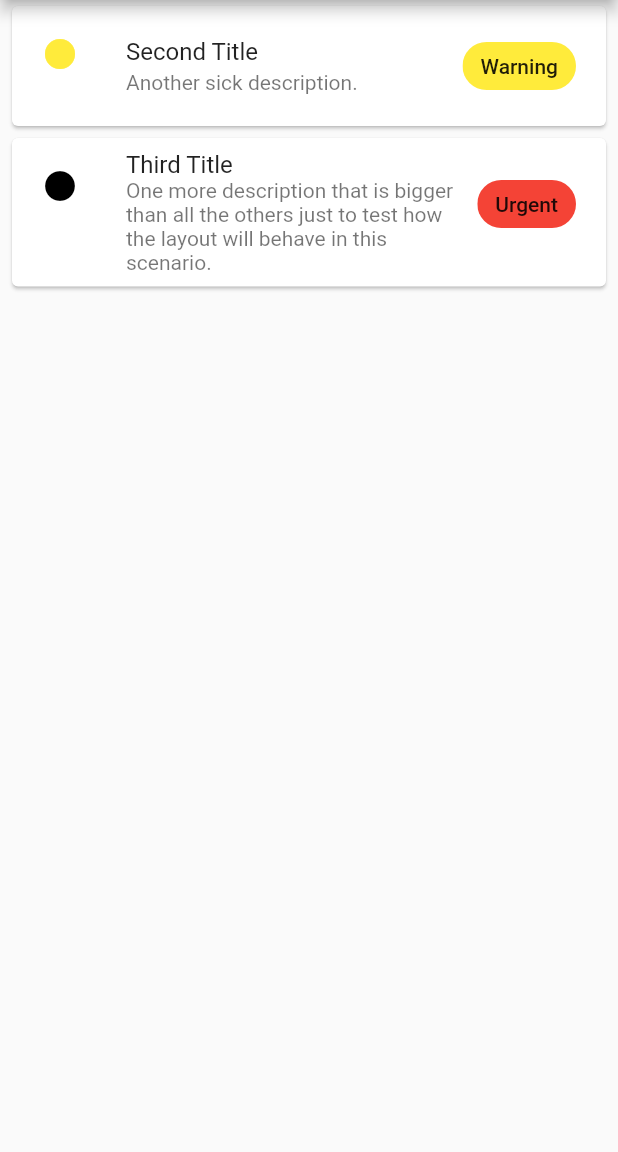
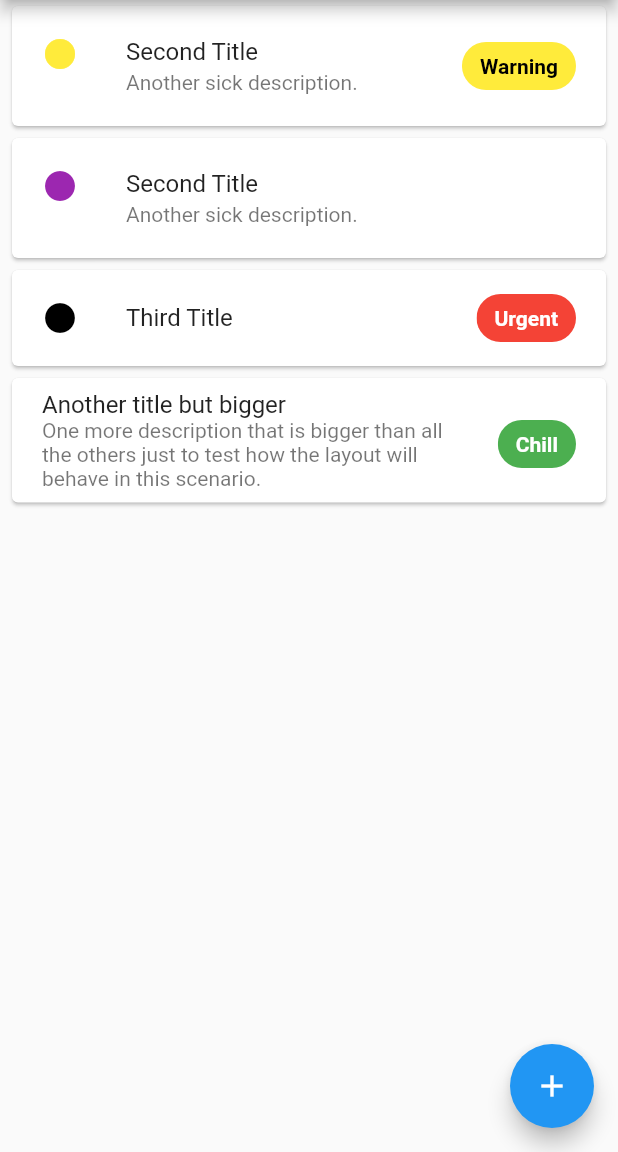
Before and after one commit to felipe-goes/todo_app, a Flutter app: the screen it shows after launch, on a phone screen of 412 x 824 dp, the part 84-1236 px from its top. Run offline on Flutter 3.47's test engine with Material 2 defaults, Android fonts, the phone set to English and light mode, and no system bars.

Commit message:
# Finished layout for ToDo List Page and created Tag class.

```diff
--- a/lib/components/card.dart
+++ b/lib/components/card.dart
@@ -1,4 +1,6 @@
 import 'package:flutter/material.dart';
+
+import 'package:todo_app/models/tags.dart';
 import 'package:todo_app/models/todo.dart';
 
 class ToDoCard extends StatelessWidget {
@@ -14,48 +16,29 @@ class ToDoCard extends StatelessWidget {
         child: Padding(
           padding: EdgeInsets.all(4),
           child: ListTile(
-            leading: Icon(
-              Icons.circle,
-              color:
-                  this.toDo.color == null ? null : chooseColor(this.toDo.color),
-            ),
-            title: Text(this.toDo.title),
-            subtitle: this.toDo.description == null
-                ? null
-                : Text(this.toDo.description!),
-            trailing: this.toDo.tag == null
-                ? null
-                : Chip(
-                    label: Text(this.toDo.tag!),
-                    backgroundColor: chooseTag(this.toDo.tag!),
-                  ),
+            leading: toDo.color != null
+                ? Icon(
+                    Icons.circle,
+                    color: toDo.chooseColor(toDo.color!),
+                  )
+                : null,
+            title: Text(toDo.title),
+            subtitle: toDo.description != null ? Text(toDo.description!) : null,
+            trailing: toDo.tag != null
+                ? Chip(
+                    label: Text(toDo.tag!),
+                    backgroundColor: toDo.chooseTag(toDo.tag!),
+                    labelStyle: TextStyle(
+                      color: toDo.tag != Tags.warning
+                          ? Colors.white
+                          : Colors.black,
+                      fontWeight: FontWeight.bold,
+                    ),
+                  )
+                : null,
           ),
         ),
       ),
     );
   }
-
-  chooseTag(String tag) {
-    final tags = const <String, Color>{
-      "Urgent": Colors.red,
-      "Chill": Colors.green,
-      "Warning": Colors.yellow
-    };
-
-    return tags[tag];
-  }
-
-  chooseColor(String? color) {
-    final colors = const <String, Color>{
-      "red": Colors.red,
-      "blue": Colors.blue,
-      "green": Colors.green,
-      "yellow": Colors.yellow,
-      "black": Colors.black,
-      "white": Colors.white,
-      "purple": Colors.purple
-    };
-
-    return colors[color];
-  }
 }
--- /dev/null
+++ b/lib/models/tags.dart
@@ -0,0 +1,5 @@
+class Tags {
+  static const chill = "Chill";
+  static const warning = "Warning";
+  static const urgent = "Urgent";
+}
--- a/lib/models/todo.dart
+++ b/lib/models/todo.dart
@@ -1,3 +1,7 @@
+import 'package:flutter/material.dart';
+
+import 'package:todo_app/models/tags.dart';
+
 class ToDo {
   final String title;
   final String? description;
@@ -6,6 +10,30 @@ class ToDo {
 
   ToDo({required this.title, this.description, this.tag, this.color});
 
+  Color? chooseTag(String tag) {
+    final tags = const <String, Color>{
+      Tags.chill: Colors.green,
+      Tags.warning: Colors.yellow,
+      Tags.urgent: Colors.red
+    };
+
+    return tags[tag];
+  }
+
+  Color? chooseColor(String color) {
+    final colors = const <String, Color>{
+      "red": Colors.red,
+      "blue": Colors.blue,
+      "green": Colors.green,
+      "yellow": Colors.yellow,
+      "black": Colors.black,
+      "white": Colors.white,
+      "purple": Colors.purple
+    };
+
+    return colors[color];
+  }
+
   @override
   String toString() {
     return 'ToDo{title: $title, description: $description, tag: $tag, color: $color}';
--- a/lib/screens/list.dart
+++ b/lib/screens/list.dart
@@ -2,6 +2,7 @@ import 'package:flutter/material.dart';
 
 import 'package:todo_app/components/card.dart';
 
+import 'package:todo_app/models/tags.dart';
 import 'package:todo_app/models/todo.dart';
 
 class ToDoListPage extends StatelessWidget {
@@ -16,17 +17,30 @@ class ToDoListPage extends StatelessWidget {
           ToDoCard(ToDo(
             title: 'Second Title',
             description: 'Another sick description.',
-            tag: 'Warning',
+            tag: Tags.warning,
             color: 'yellow',
           )),
           ToDoCard(ToDo(
+            title: 'Second Title',
+            description: 'Another sick description.',
+            color: 'purple',
+          )),
+          ToDoCard(ToDo(
             title: 'Third Title',
+            tag: Tags.urgent,
+            color: 'black',
+          )),
+          ToDoCard(ToDo(
+            title: 'Another title but bigger',
             description:
                 'One more description that is bigger than all the others just to test how the layout will behave in this scenario.',
-            tag: 'Urgent',
-            color: 'black',
+            tag: Tags.chill,
           )),
         ],
+      ),
+      floatingActionButton: FloatingActionButton(
+        onPressed: () => {},
+        child: Icon(Icons.add),
       ),
     );
   }
```
